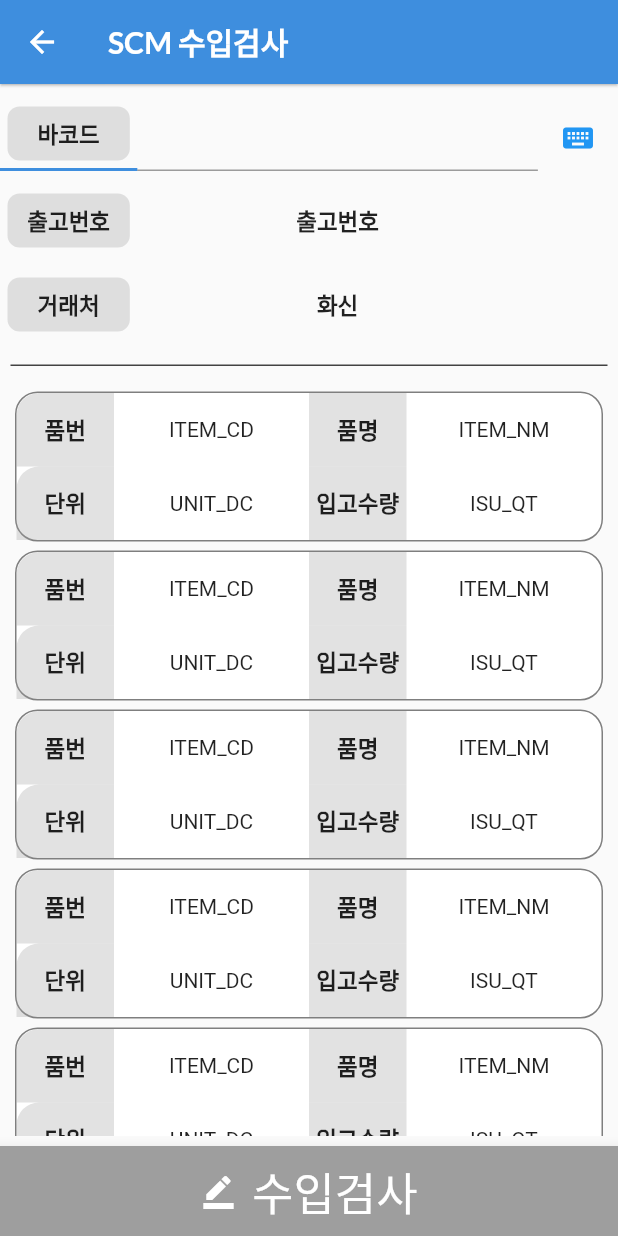
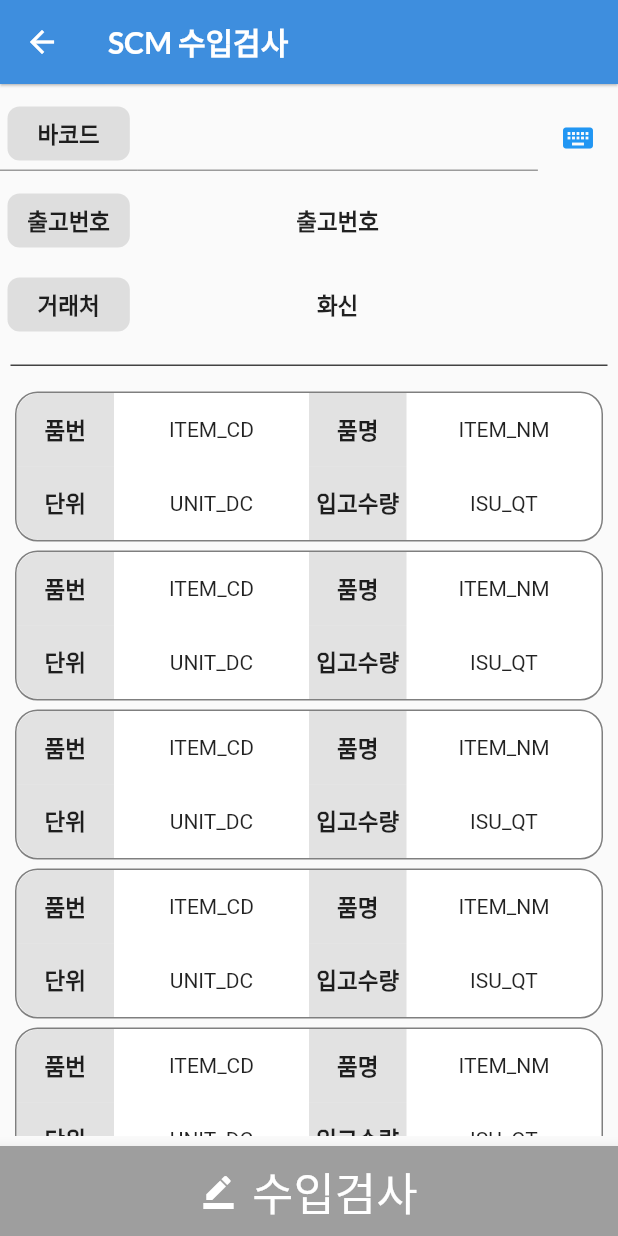
Before and after one commit to janggyeoeng/project, a Flutter app: the ScmCheck screen opened directly, after a tap on the "keyboard" icon, on a phone screen of 412 x 824 dp. Run offline on Flutter 3.47's test engine with Material 2 defaults, Android fonts, the phone set to English and light mode, and no system bars; our stand-ins replace auto_size_text, get, google_fonts; missing offline and left inert: sql_conn.

Commit message:
20230905

```diff
--- a/lib/src/scm_admin/scm_check_controller.dart
+++ b/lib/src/scm_admin/scm_check_controller.dart
@@ -15,8 +15,8 @@ class ScmCheckController {
     await model.setKeyboardClick(bo);
   }
 
-  dynamic textFocusListner(BuildContext context){
-    return model.textFocusListner(context);
+  dynamic textFocusListner(BuildContext context, void Function()? state){
+    return model.textFocusListner(context,state);
   }
 
   dynamic barcodeFocusListner(BuildContext context){
@@ -35,4 +35,12 @@ class ScmCheckController {
     model.setFocus(context);
   }
 
+  Color setKeyboardColor(){
+    return model.setKeyboardColor();
+  }
+
+  Future<void> scanBarcode(String barcode)async{
+    model.scanBarcode(barcode);
+  }
+
 }
--- a/lib/src/scm_admin/scm_check_model.dart
+++ b/lib/src/scm_admin/scm_check_model.dart
@@ -1,10 +1,14 @@
+import 'dart:convert';
+
 import 'package:flutter/material.dart';
+import 'package:sql_conn/sql_conn.dart';
 
 class ScmCheckModel{
 
   var barcodeFocusNodes = FocusNode();
   var textFocusNodes = FocusNode();
   bool keyboardClick = false;
+  List<Map<String, dynamic>> selectData = [];
 
   Future<void> pageLoad()async{
 
@@ -12,7 +16,7 @@ class ScmCheckModel{
 
   Future<void> setKeyboardClick(bool bo)async{
     this.keyboardClick = bo;
-    print('불값 : ${this.keyboardClick}');
+    //print('불값 : ${this.keyboardClick}');
   }
 
   FocusNode getTextNode(){
@@ -23,12 +27,13 @@ class ScmCheckModel{
     return this.barcodeFocusNodes;
   }
 
-  dynamic textFocusListner(BuildContext context){
+  dynamic textFocusListner(BuildContext context, void Function()? state){
     return textFocusNodes.addListener(() {
       print(textFocusNodes.hasFocus);
       if(textFocusNodes.hasFocus == false){
         this.keyboardClick = false;
         FocusScope.of(context).requestFocus(barcodeFocusNodes);
+        state;
       }
 
     });
@@ -36,12 +41,12 @@ class ScmCheckModel{
 
   dynamic barcodeFocusListner(BuildContext context){
     return barcodeFocusNodes.addListener(() {
-      print('리스너가 먼저?');
+     // print('리스너가 먼저?');
       if(barcodeFocusNodes.hasFocus == false && this.keyboardClick == false){
         FocusScope.of(context).requestFocus(barcodeFocusNodes);
-        print('딴거 눌렀으니 이동');
+        //print('딴거 눌렀으니 이동');
       }else{
-        print('정상클릭했음');
+        //print('정상클릭했음');
       }
 
 
@@ -49,9 +54,33 @@ class ScmCheckModel{
     });
   }
 
+  Future<void> scanBarcode(String barcode)async{
+
+    List<String> scanData = [];
+    scanData = barcode.split('/');
+    String detailDataString = '';
+    //print(scanData);
+
+    var dzRes = await SqlConn.writeData(
+        "exec SP_DZIF_PO_C '1001'");
+        print('바코드 : ${barcode}');
+        //print('더존 결과 : ${dzRes}');
+    if(dzRes){
+      // detailDataString = await SqlConn.readData("SP_TS1JA0009A_R1 '1001', '${scanData[0]}'");
+      // List<dynamic> decodedData = jsonDecode(detailDataString);
+      // this.selectData = List<Map<String, dynamic>>.from(decodedData);
+      // print('조회결과 : ${this.selectData}');
+    }
+
+  }
+
   Future<void>setFocus(BuildContext context)async{
-    //this.keyboardClick = false;
-    FocusScope.of(context).requestFocus(this.textFocusNodes);
+    this.keyboardClick = false;
+    FocusScope.of(context).requestFocus(this.barcodeFocusNodes);
+  }
+
+  Color setKeyboardColor(){
+    return this.keyboardClick ? Colors.blue : Colors.grey.withOpacity(0.3);
   }
 
 }
--- a/lib/src/scm_admin/scmcheck.dart
+++ b/lib/src/scm_admin/scmcheck.dart
@@ -33,12 +33,23 @@ class _ScmCheckState extends State<ScmCheck> {
   bool outTap = false;
 
 
+  TextEditingController txtCon = TextEditingController();
+  TextEditingController txtCon2 = TextEditingController();
+
+
+
+  void pageUpdate(){
+    setState(() {
+
+    });
+  }
 
   @override
   void initState() {
     //setInputType(false);
+    //print('asasas ${txtCon.value}');
     _controller.pageLoad();
-    _controller.textFocusListner(context);
+    _controller.textFocusListner(context,pageUpdate);
     _controller.barcodeFocusListner(context);
     // focusNodes2.addListener(() {
     //   print(focusNodes2.hasFocus);
@@ -49,15 +60,6 @@ class _ScmCheckState extends State<ScmCheck> {
 
 
 
-
-  Future<void> pageUpdate()async{
-    setState(() {
-
-    });
-  }
-
-  TextEditingController txtCon = TextEditingController();
-  TextEditingController txtCon2 = TextEditingController();
 
   @override
   Widget build(BuildContext context) {
@@ -81,14 +83,16 @@ class _ScmCheckState extends State<ScmCheck> {
             SizedBox(
               height: 10,
             ),
-            //RawKeyboardListener(
-              // focusNode: focusNodes,
-              // onKey: (e){
-              //           if(e.isKeyPressed(LogicalKeyboardKey.enter)){
-              //             print('enter : ${e}');
-              //           }
-              // },
-               Row( //child:
+            // RawKeyboardListener(
+            //   focusNode: _controller.getBarcodeNode(),
+            //   onKey: (e){
+            //       if(e.isKeyPressed(LogicalKeyboardKey.enter)){
+            //         print(txtCon.text);
+            //         txt
+            //         txtCon.clear();
+            //       }
+            //   },
+              Row( //child:
                 children: [
                   Expanded(
                     flex: 2,
@@ -103,25 +107,19 @@ class _ScmCheckState extends State<ScmCheck> {
                            autofocus: true,
                            cursorColor: Colors.transparent,
                            cursorWidth: 0,
-                           keyboardType: TextInputType.none,//getInputType(),
+                           keyboardType: TextInputType.none,
                            decoration: InputDecoration(
                             //border: InputBorder.none
                            ),
-                           onSubmitted: (value) async{
-                             //await _controller.printf(value);
-                              print(value);
-                              txtCon.text = '';
+                           onSubmitted: (value) {
+                              print('saas $value');
                            },
-                           onChanged: (value){
-                            //print('aaa');
-                            //txtCon.text = '';
+                           onChanged: (value)async{
+                            //print(txtCon.text);
+                            await _controller.scanBarcode(value);
+                            txtCon.text = '';
+                            txtCon.clear();
                            },
-                          //  onTapOutside: (value){
-                          //    print('ddd');
-                          //    FocusScope.of(context).unfocus();
-                          //    FocusScope.of(context).requestFocus(focusNodes);
-                          //  },
-
                           ),
                         ),
                       ),
@@ -165,6 +163,9 @@ class _ScmCheckState extends State<ScmCheck> {
                                   onFieldSubmitted: (value){
                                     this.outTap = false;
                                     _controller.setFocus(context);
+                                    setState(() {
+
+                                    });
                                   },
                                 ),
                                 TextFormField(
@@ -195,21 +196,19 @@ class _ScmCheckState extends State<ScmCheck> {
                                 //color: Colors.green,
                                 child: Icon(
                                   Icons.keyboard,
-                                  color: Colors.blue,
+                                  color: _controller.setKeyboardColor()//Colors.blue,
                                 ),
                               ),
                               onTap: ()async{
                                 print('클릭');
-                                  //FocusScope.of(context).unfocus();
-                                  //await setInputType(true);
+
                                   await _controller.setKeyboardClick(true);
                                   this.outTap = true;
-                                  FocusScope.of(context).requestFocus(_controller.getBarcodeNode());
-                                  //print(this.inputType);
-                                  //await pageUpdate();
+                                  FocusScope.of(context).requestFocus(_controller.getTextNode());
 
-                                  //await setFocus();
-                                  //FocusScope.of(context).requestFocus(focusNodes);
+                                  setState(() {
+
+                                  });
 
                               },
                             )
@@ -232,8 +231,8 @@ class _ScmCheckState extends State<ScmCheck> {
                     // ),
                   ),
                 ],
-             // ),
-            ),
+              ),
+           // ),
             SizedBox(
               height: 10,
             ),
@@ -452,7 +451,7 @@ class _ScmCheckState extends State<ScmCheck> {
                                               alignment: Alignment.center,
                                               decoration: BoxDecoration(
                                                 color: Colors.grey.withOpacity(0.3),
-                                                borderRadius: const BorderRadius.only(topLeft: Radius.circular(15))
+                                                borderRadius: const BorderRadius.only(bottomLeft: Radius.circular(15))
                                               ),
                                               child: Center(
                                                 child: Text(
```
